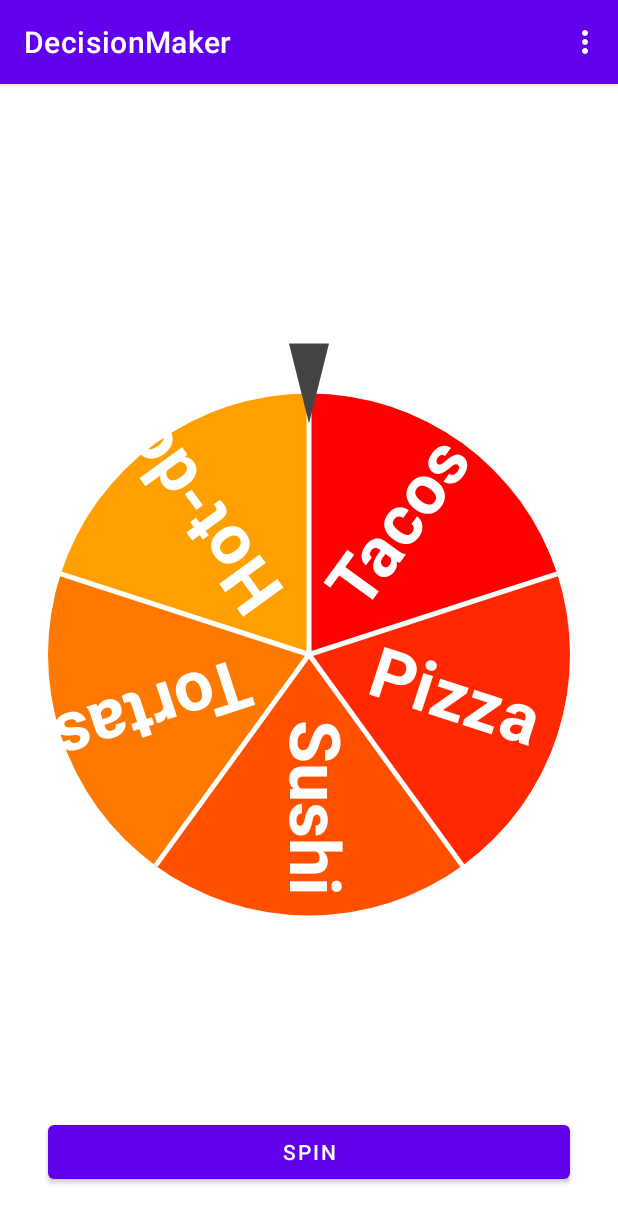
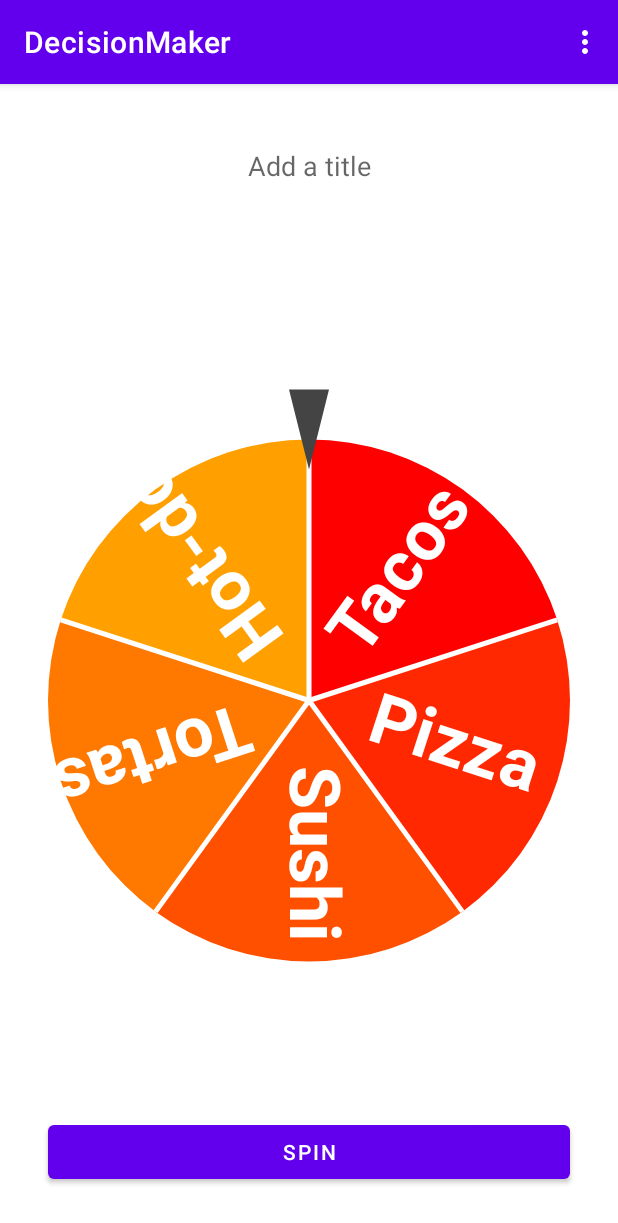
Before and after one commit to ricardo1320/DecisionMaker_Kt, an Android app: the screen it shows after launch (MainActivity), on a phone screen of 412 x 824 dp. Shown: the top 1223 px of the screen. Run offline under Robolectric (Android 15) with nearby library versions, the phone set to English and light mode, and no system bars.

Commit message:
Changes in MainActivity: 1)Add editText to give a title to the Roulette-Decision. 2) Handle full orientation changes

```diff
--- a/app/src/main/res/layout-land/activity_main.xml
+++ b/app/src/main/res/layout-land/activity_main.xml
@@ -10,13 +10,13 @@
         android:id="@+id/textView_result"
         android:layout_width="0dp"
         android:layout_height="wrap_content"
-        android:layout_marginTop="64dp"
+        android:layout_marginTop="16dp"
         android:layout_marginEnd="64dp"
         android:textAlignment="center"
         android:textSize="30sp"
         android:textStyle="bold"
         app:layout_constraintEnd_toEndOf="parent"
-        app:layout_constraintTop_toTopOf="parent"
+        app:layout_constraintTop_toBottomOf="@+id/editText_title"
         tools:text="Result" />
 
     <com.example.decisionmaker.views.Roulette
@@ -45,4 +45,20 @@
         app:layout_constraintEnd_toEndOf="parent"
         app:layout_constraintStart_toEndOf="@+id/roulette" />
 
+    <EditText
+        android:id="@+id/editText_title"
+        android:layout_width="0dp"
+        android:layout_height="wrap_content"
+        android:layout_marginTop="24dp"
+        android:backgroundTint="@android:color/transparent"
+        android:cursorVisible="false"
+        android:ems="10"
+        android:hint="@string/editText_title_hint"
+        android:importantForAutofill="no"
+        android:inputType="textPersonName"
+        android:textAlignment="center"
+        app:layout_constraintEnd_toEndOf="parent"
+        app:layout_constraintStart_toEndOf="@+id/roulette"
+        app:layout_constraintTop_toTopOf="parent" />
+
 </androidx.constraintlayout.widget.ConstraintLayout>
--- a/app/src/main/res/layout/activity_main.xml
+++ b/app/src/main/res/layout/activity_main.xml
@@ -37,12 +37,27 @@
         android:id="@+id/textView_result"
         android:layout_width="wrap_content"
         android:layout_height="wrap_content"
-        android:layout_marginTop="32dp"
+        android:layout_marginTop="16dp"
         android:textSize="30sp"
         android:textStyle="bold"
         app:layout_constraintEnd_toEndOf="parent"
         app:layout_constraintStart_toStartOf="parent"
-        app:layout_constraintTop_toTopOf="parent"
+        app:layout_constraintTop_toBottomOf="@+id/editText_title"
         tools:text="Result" />
 
+    <EditText
+        android:id="@+id/editText_title"
+        android:layout_width="wrap_content"
+        android:layout_height="wrap_content"
+        android:layout_marginTop="32dp"
+        android:backgroundTint="@android:color/transparent"
+        android:ems="10"
+        android:hint="@string/editText_title_hint"
+        android:importantForAutofill="no"
+        android:inputType="textPersonName"
+        android:textAlignment="center"
+        app:layout_constraintEnd_toEndOf="parent"
+        app:layout_constraintStart_toStartOf="parent"
+        app:layout_constraintTop_toTopOf="parent" />
+
 </androidx.constraintlayout.widget.ConstraintLayout>
--- a/app/src/main/res/values/strings.xml
+++ b/app/src/main/res/values/strings.xml
@@ -8,4 +8,5 @@
     <string name="floatButton_ready_desc">Commit options</string>
     <string name="button_deleteOption_desc">Delete option</string>
     <string name="EMPTY_STRING">""</string>
+    <string name="editText_title_hint">Add a title</string>
 </resources>
```
Also changed, not shown: app/src/main/java/com/example/decisionmaker/MainActivity.kt (+35 -7 lines), app/src/main/java/com/example/decisionmaker/views/Roulette.kt (+15 -0 lines).
